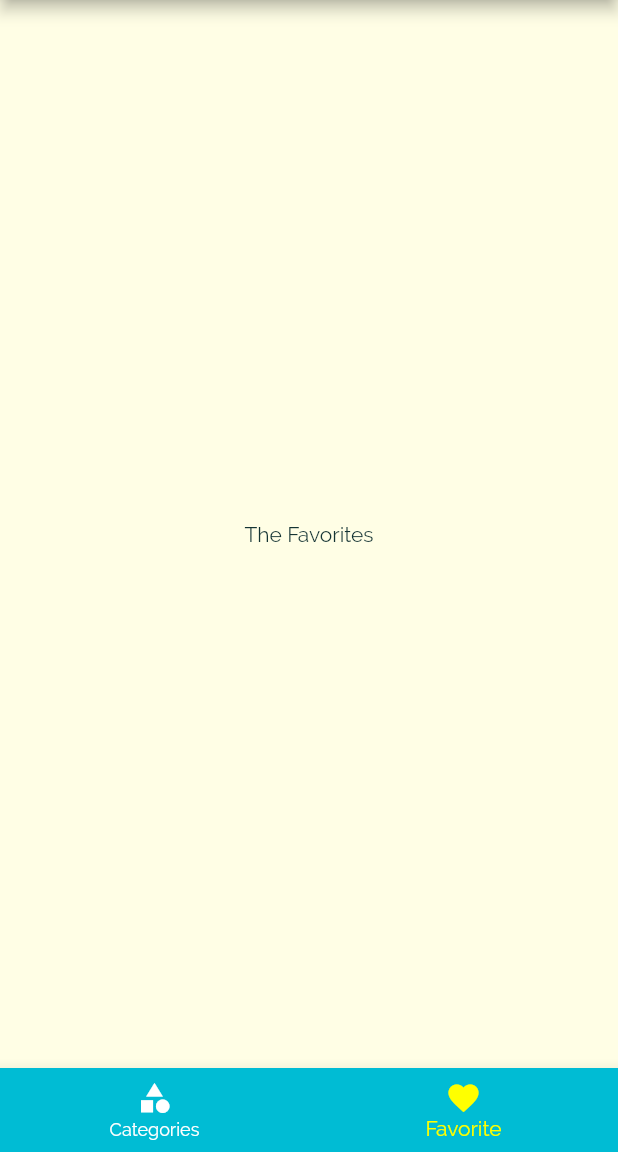
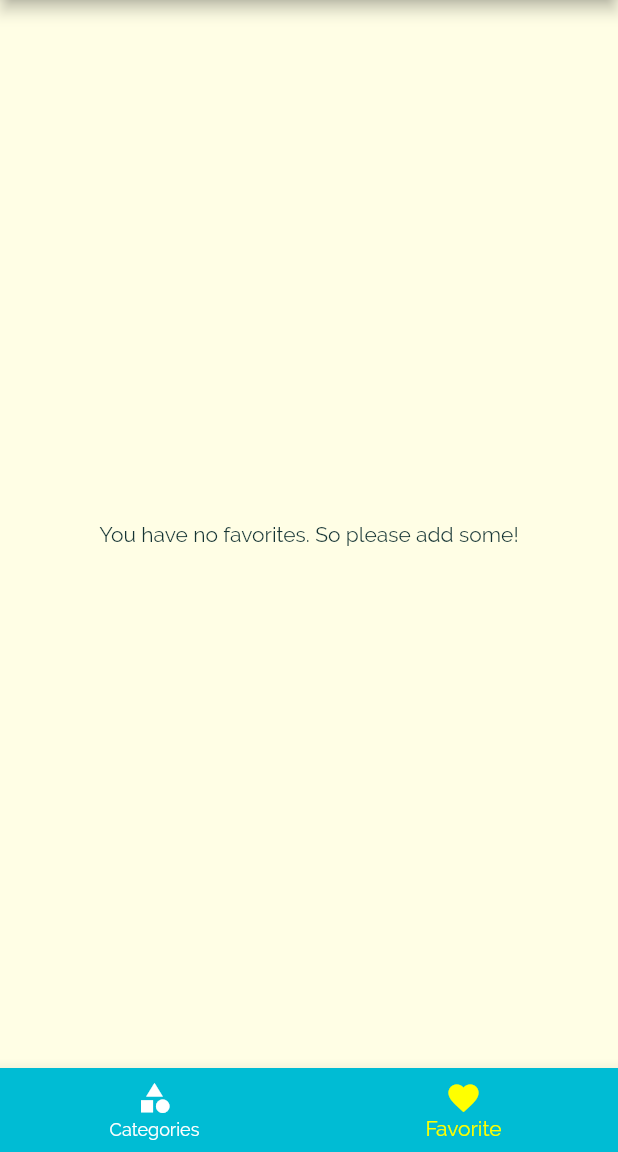
Before and after one commit to abhijit-bora/meals_app, a Flutter app: the screen it shows after launch, item 2 of the bottom bar chosen, on a phone screen of 412 x 824 dp, the part 84-1236 px from its top. Run offline on Flutter 3.47's test engine with Material 2 defaults, Android fonts, the phone set to English and light mode, and no system bars.

Commit message:
favorites added

```diff
--- a/lib/main.dart
+++ b/lib/main.dart
@@ -21,7 +21,7 @@ class _MyAppState extends State<MyApp> {
     'vegetarian': false,
   };
   List<Meal> _availableMeals = DUMMY_MEALS;
-
+  List<Meal> _favoriteMeals = [];
   void _setFilters(Map<String, bool> filterData) {
     setState(() {
       _filters = filterData;
@@ -42,6 +42,24 @@ class _MyAppState extends State<MyApp> {
         return true;
       }).toList();
     });
+  }
+
+  void _toggleFavorite(String mealId) {
+    final existingIndex =
+        _favoriteMeals.indexWhere((meal) => meal.id == mealId);
+    if (existingIndex >= 0) {
+      setState(() {
+        _favoriteMeals.removeAt(existingIndex);
+      });
+    } else {
+      _favoriteMeals.add(
+        DUMMY_MEALS.firstWhere((meal) => meal.id == mealId),
+      );
+    }
+  }
+
+  bool _isMealFovorite(String id) {
+    return _favoriteMeals.any((meal) => meal.id == id);
   }
 
   @override
@@ -69,10 +87,11 @@ class _MyAppState extends State<MyApp> {
       // home: CategoriesScreen(),
       initialRoute: '/', // default is '/'
       routes: {
-        '/': (ctx) => TabScreen(),
+        '/': (ctx) => TabScreen(_favoriteMeals),
         CategoryMealsScreen.routeName: (ctx) =>
             CategoryMealsScreen(_availableMeals),
-        MealDetailScreen.routeName: (ctx) => MealDetailScreen(),
+        MealDetailScreen.routeName: (ctx) =>
+            MealDetailScreen(_toggleFavorite, _isMealFovorite),
         FilterScreen.routeName: (ctx) => FilterScreen(_filters, _setFilters),
       },
     );
--- a/lib/screens/favorites_screen.dart
+++ b/lib/screens/favorites_screen.dart
@@ -1,10 +1,35 @@
 import 'package:flutter/material.dart';
+import '../models/meal.dart';
+import '../widgets/meal_item.dart';
 
 class FavoriteScreen extends StatelessWidget {
+  final List<Meal> favouriteMeals;
+
+  FavoriteScreen(this.favouriteMeals);
+
   @override
+  // ignore: missing_return
   Widget build(BuildContext context) {
-    return Center(
-      child: Text('The Favorites'),
-    );
+    {
+      if (favouriteMeals.isEmpty) {
+        return Center(
+          child: Text('You have no favorites. So please add some!'),
+        );
+      } else {
+        ListView.builder(
+          itemBuilder: (ctx, index) {
+            return MealItem(
+              id: favouriteMeals[index].id,
+              title: favouriteMeals[index].title,
+              imageUrl: favouriteMeals[index].imageUrl,
+              duration: favouriteMeals[index].duration,
+              affordability: favouriteMeals[index].affordability,
+              complexity: favouriteMeals[index].complexity,
+            );
+          },
+          itemCount: favouriteMeals.length,
+        );
+      }
+    }
   }
 }
--- a/lib/screens/tabs_screen.dart
+++ b/lib/screens/tabs_screen.dart
@@ -3,18 +3,29 @@ import 'package:flutter/material.dart';
 import './categories_screen.dart';
 import './favorites_screen.dart';
 import '../widgets/main_drawer.dart';
+import '../models/meal.dart';
 
 class TabScreen extends StatefulWidget {
+  final List<Meal> favoriteMeals;
+
+  TabScreen(this.favoriteMeals);
+
   @override
   _TabScreenState createState() => _TabScreenState();
 }
 
 class _TabScreenState extends State<TabScreen> {
-  List<Widget> _pages = [
-    CategoriesScreen(),
-    FavoriteScreen(),
-  ];
+  List<Widget> _pages;
   int _seletPageIndex = 0;
+
+  @override
+  void initState() {
+    _pages = [
+      CategoriesScreen(),
+      FavoriteScreen(widget.favoriteMeals),
+    ];
+    super.initState();
+  }
 
   void _selectPage(int index) {
     setState(() {
```
Also changed, not shown: lib/screens/meal_detail_screen.dart (+10 -0 lines).
